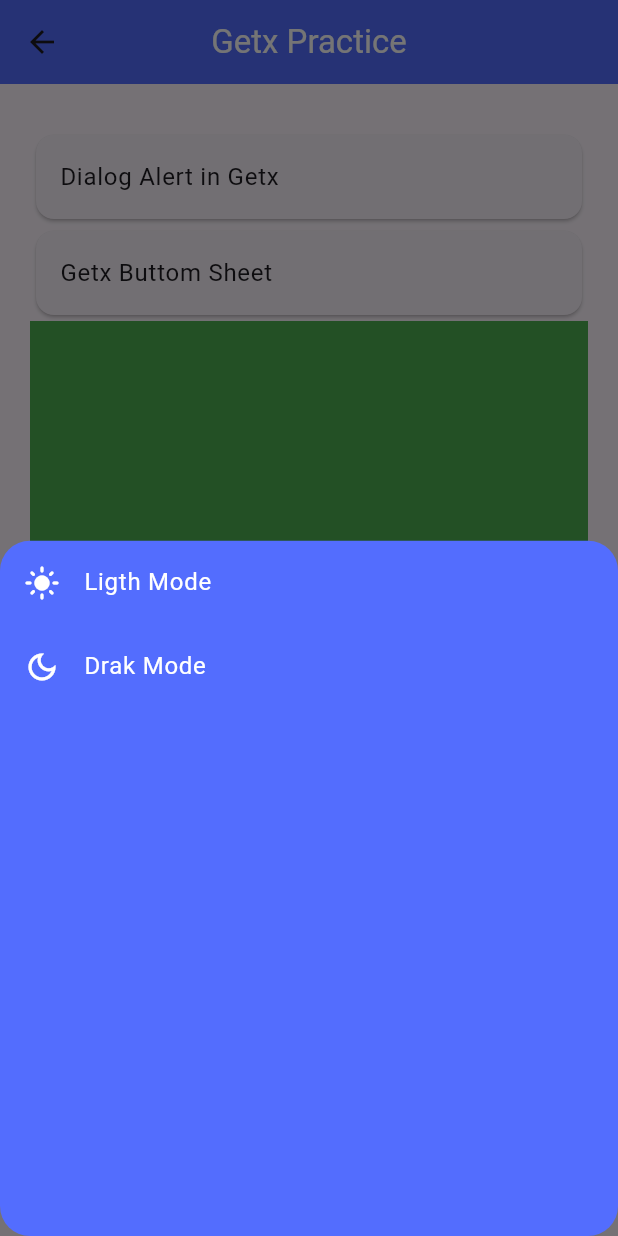
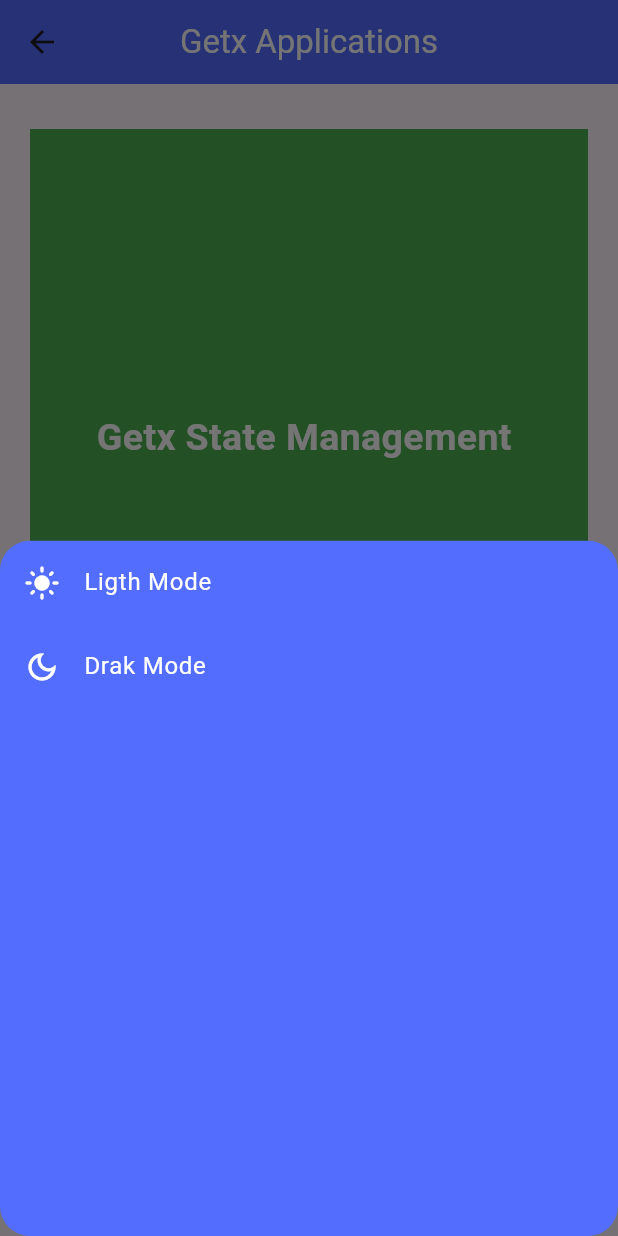
Before and after one commit to AdeelAhmadKhan36/GetX-Statemanagement, a Flutter app: the My_HomePage screen opened directly, after a tap on "Getx Buttom Sheet", on a phone screen of 412 x 824 dp. Run offline on Flutter 3.47's test engine with Material 3 defaults, Android fonts, the light colour scheme and no system bars; our stand-ins replace get.

Commit message:
Counter App using getx

```diff
--- a/lib/main.dart
+++ b/lib/main.dart
@@ -1,4 +1,5 @@
 import 'package:flutter/material.dart';
+import 'package:getx_statemanagement/view/Counte_Home.dart';
 import 'package:getx_statemanagement/view/HomePage.dart';
 import 'package:get/get.dart';
 import 'package:getx_statemanagement/view/Language_home.dart';
@@ -27,7 +28,7 @@ class MyApp extends StatelessWidget {
         colorScheme: ColorScheme.fromSeed(seedColor: Colors.deepPurple),
         useMaterial3: true,
       ),
-      home: const Language_Home(),
+      home: const Counter_Home(),
       getPages: [
         GetPage(name: '/PageTwo', page: ()=>PageTwo()),
       ],
--- a/lib/view/HomePage.dart
+++ b/lib/view/HomePage.dart
@@ -1,5 +1,6 @@
 import 'package:flutter/material.dart';
 import 'package:get/get.dart';
+
 class My_HomePage extends StatefulWidget {
   const My_HomePage({super.key});
 
@@ -9,47 +10,67 @@ class My_HomePage extends StatefulWidget {
 
 class _My_HomePageState extends State<My_HomePage> {
   @override
-
   Widget build(BuildContext context) {
-    final height=MediaQuery.of(context).size.height*0.2;
+    final height = MediaQuery.of(context).size.height * 0.2;
     return Scaffold(
       appBar: AppBar(
-        title: Text("Getx Practice",style: TextStyle(color: Colors.white),),
+        title: const Text(
+          "Getx Applications",
+          style: TextStyle(color: Colors.white),
+        ),
         backgroundColor: Colors.indigoAccent,
         centerTitle: true,
       ),
       body: Padding(
-        padding: const EdgeInsets.only(left: 20,right: 20),
+        padding: const EdgeInsets.only(left: 20, right: 20),
         child: Column(
           children: [
-
-            SizedBox(height: 30,),
+            const SizedBox(
+              height: 30,
+            ),
+            Container(
+              height: Get.height * 0.5,
+              color: Colors.green,
+              child: const Center(
+                  child: Text(
+                'Getx State Management ',
+                style: TextStyle(
+                    fontSize: 25,
+                    fontWeight: FontWeight.bold,
+                    color: Colors.white),
+              )),
+            ),
+            const SizedBox(
+              height: 30,
+            ),
             Card(
               child: ListTile(
-                title: Text("Dialog Alert in Getx"),
-
-                onTap:(){
+                title: const Text("Dialog Alert in Getx"),
+                onTap: () {
                   Get.defaultDialog(
                     title: "Delete Chat",
                     middleText: "Are you sure?",
-                    titlePadding: EdgeInsets.only(top: 30),
-                    contentPadding: EdgeInsets.only(top: 30),
-                    confirm: TextButton(onPressed:(){}, child: Text("Ok")),
-                    cancel: TextButton(onPressed:(){
+                    titlePadding: const EdgeInsets.only(top: 30),
+                    contentPadding: const EdgeInsets.only(top: 30),
+                    confirm:
+                        TextButton(onPressed: () {}, child: const Text("Ok")),
+                    cancel: TextButton(
+                        onPressed: () {
                           Get.back();
-                    }, child: Text("Cancel")),
-
+                        },
+                        child: const Text("Cancel")),
                   );
                 },
               ),
             ),
-
+            const SizedBox(
+              height: 20,
+            ),
             Card(
               child: ListTile(
-                title: Text("Getx Buttom Sheet"),
-                onTap:(){
-                  Get.bottomSheet(
-                   Container(
+                title: const Text("Getx Buttom Sheet"),
+                onTap: () {
+                  Get.bottomSheet(Container(
                     decoration: BoxDecoration(
                       color: Colors.indigoAccent,
                       borderRadius: BorderRadius.circular(20),
@@ -57,60 +78,64 @@ class _My_HomePageState extends State<My_HomePage> {
                     child: Column(
                       children: [
                         ListTile(
-                           leading: Icon(Icons.light_mode,color: Colors.white,),
-                           title: Text("Ligth Mode",style: TextStyle(color: Colors.white),),
-                           onTap: (){
+                          leading: const Icon(
+                            Icons.light_mode,
+                            color: Colors.white,
+                          ),
+                          title: const Text(
+                            "Ligth Mode",
+                            style: TextStyle(color: Colors.white),
+                          ),
+                          onTap: () {
                             Get.changeTheme(ThemeData.light());
                           },
                         ),
                         ListTile(
-                           leading: Icon(Icons.dark_mode_outlined,color: Colors.white,),
-                           title: Text("Drak Mode",style: TextStyle(color: Colors.white)),
-                           onTap: (){
+                          leading: const Icon(
+                            Icons.dark_mode_outlined,
+                            color: Colors.white,
+                          ),
+                          title: const Text("Drak Mode",
+                              style: TextStyle(color: Colors.white)),
+                          onTap: () {
                             Get.changeTheme(ThemeData.dark());
                           },
                         )
                       ],
                     ),
-                   )
-                  );
+                  ));
                 },
               ),
             ),
-
-            Container(
-               height:  Get.height*0.5,
-              color: Colors.green,
+            const SizedBox(
+              height: 20,
             ),
-           SizedBox(height: 30,),
-
-            ElevatedButton(onPressed: (){
-
+            ElevatedButton(
+                onPressed: () {
                   Get.toNamed('/PageTwo');
                 },
-                style:ElevatedButton.styleFrom(
+                style: ElevatedButton.styleFrom(
                   backgroundColor: Colors.indigo,
                   foregroundColor: Colors.white,
-                  minimumSize:  Size(500, 50),
-
+                  minimumSize: const Size(500, 50),
                 ),
-                child: Text("Move to Page Two"))
+                child: const Text("Move to Page Two"))
           ],
         ),
       ),
-      floatingActionButton: FloatingActionButton(onPressed: () {
-
+      floatingActionButton: FloatingActionButton(
+        onPressed: () {
           Get.snackbar('Welcome to Getx', 'Keep Learning',
               backgroundColor: Colors.red,
               colorText: Colors.white,
-          duration: Duration(seconds: 5)
-
-        );
+              duration: const Duration(seconds: 5));
         },
-      child: Icon(Icons.gpp_good_sharp),
+        backgroundColor: Colors.indigo,
+        child: const Icon(
+          Icons.gpp_good_sharp,
+          color: Colors.white,
         ),
-
-
+      ),
     );
   }
 }
```
Also changed, not shown: lib/view/Counte_Home.dart (added, +60 -0 lines), lib/view/controller_counter.dart (added, +15 -0 lines). Lines whose indentation alone changed are shown as unchanged.
